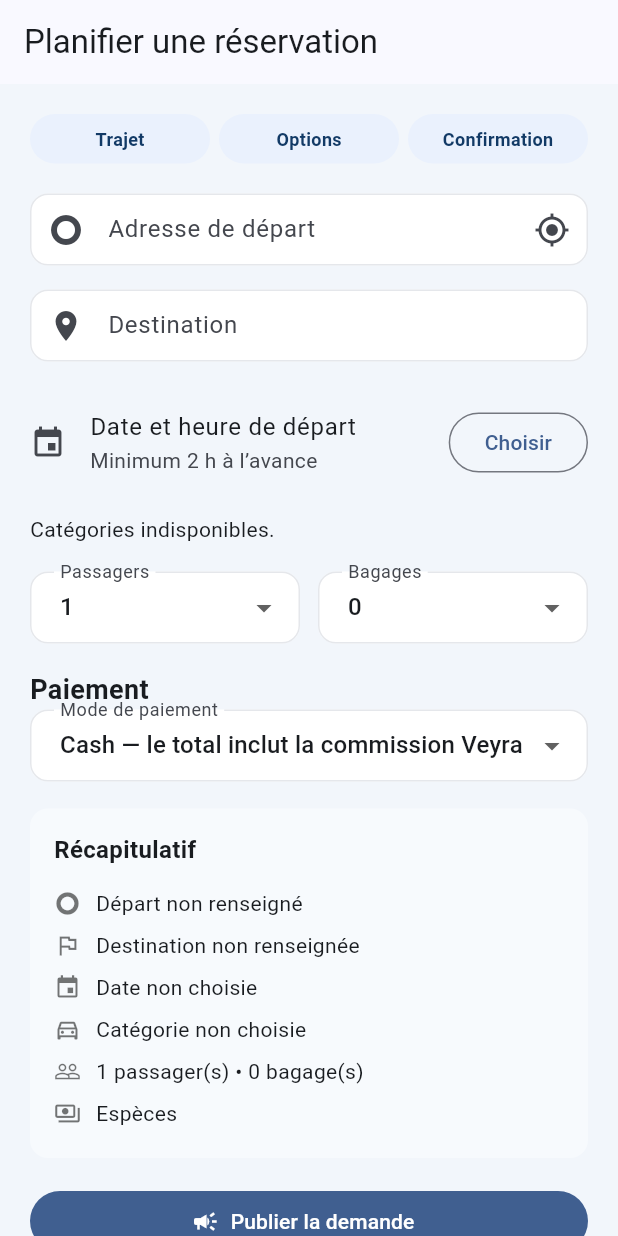
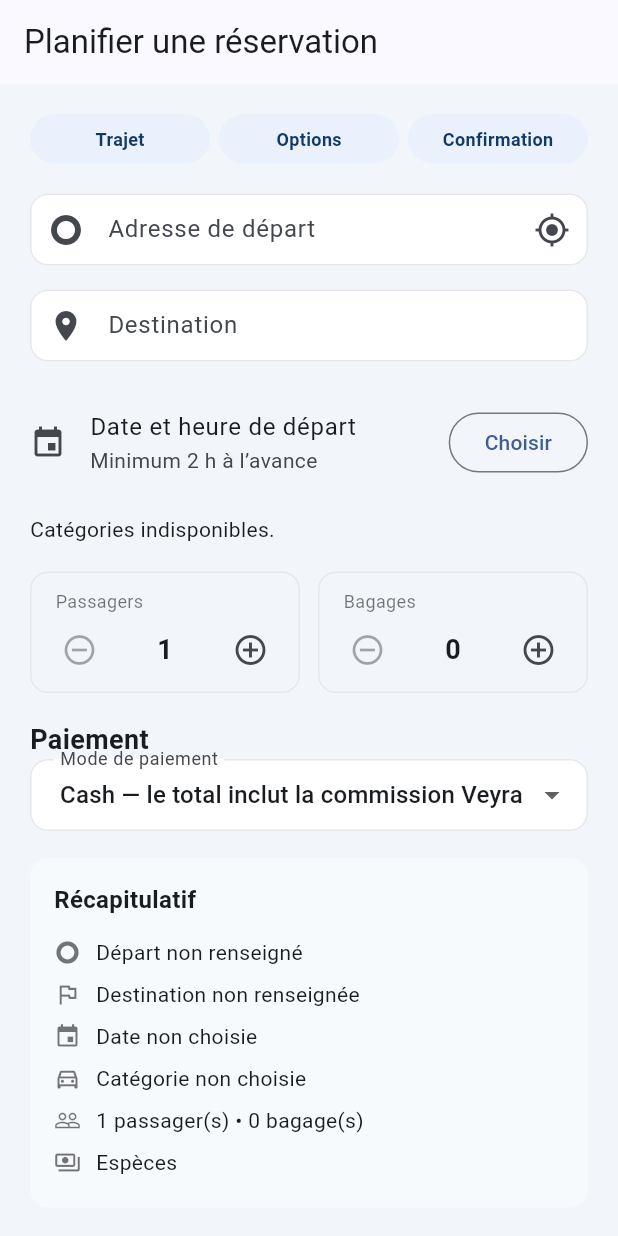
Before and after one commit to fellimohamed22-source/Veyra, a Flutter app: the AddressScreen screen opened by its route, on a phone screen of 412 x 824 dp. Run offline on Flutter 3.47's test engine with Material 3 defaults, Android fonts, the phone set to English and light mode, and no system bars; our stand-ins replace dio, file_picker, firebase_core, firebase_messaging, flutter_map, flutter_secure_storage and 3 more; missing offline and left inert: flutter_stripe; accounts and stored records are empty; network calls fail.

Commit message:
feat(client): replace passenger/baggage dropdowns with steppers, section 5 gap
Continuing the MISSION audit (section 5, booking creation): 'prefer
mobile steppers rather than awkward dropdowns' for passengers/baggage
is explicit and was still unaddressed -- both fields were still
DropdownButtonFormField<int>, confirmed by re-checking after the
parallel session's own section-5-adjacent work (recap card, section
map) to make sure this specific item hadn't already been covered.

New _CountStepper: bounded +/- counter (passengers 1-8, baggage 0-6,
same ranges the dropdowns already used), buttons properly disabled at
the min/max boundary rather than silently doing nothing, 48dp touch
targets per section 20's explicit minimum, and tooltips on both
buttons (same accessibility gap class already fixed once this session
for the star-rating widget -- applied proactively here rather than
found later).

NOT run in this environment (no Flutter SDK) -- brace/paren balance
and full-file duplicate-key scan (168 keys, zero dupes -- the jump
from the previous 152 accounts for the parallel session's own recent
app_locale.dart additions, confirmed via git log, not a miscount)
checked manually; relies on mobile-ci.yml.

```diff
--- a/mobile-client/lib/app_locale.dart
+++ b/mobile-client/lib/app_locale.dart
@@ -108,6 +108,8 @@ class AppLocale {
     'Date et heure de départ': 'Departure date and time',
     'Minimum 2 h à l’avance': 'At least 2 hours ahead',
     'Passagers': 'Passengers',
+    'Diminuer': 'Decrease',
+    'Augmenter': 'Increase',
     'Bagages': 'Luggage',
     'Catégorie de véhicule': 'Vehicle category',
     'Catégories indisponibles.': 'Categories unavailable.',
--- a/mobile-client/lib/main.dart
+++ b/mobile-client/lib/main.dart
@@ -680,6 +680,60 @@ class _RecapLine extends StatelessWidget{
   );
 }
 
+/// Stepper mobile pour un compteur borné (passagers/bagages) -- remplace
+/// les DropdownButtonFormField précédents, explicitement demandé par la
+/// mission UX (section 5 : "prefer mobile steppers rather than awkward
+/// dropdowns"). Boutons +/- de 48dp (section 20 : cible tactile
+/// minimale confortable), désactivés proprement aux bornes plutôt que
+/// de permettre un dépassement silencieux.
+class _CountStepper extends StatelessWidget{
+  final String label;
+  final int value;
+  final int min;
+  final int max;
+  final ValueChanged<int> onChanged;
+  const _CountStepper({
+    required this.label,
+    required this.value,
+    required this.min,
+    required this.max,
+    required this.onChanged,
+  });
+
+  @override Widget build(BuildContext context)=>Container(
+    decoration:BoxDecoration(
+      border:Border.all(color:const Color(0xFFE5E7EB)),
+      borderRadius:BorderRadius.circular(VeyraRadius.md),
+    ),
+    padding:const EdgeInsets.symmetric(horizontal:8,vertical:4),
+    child:Column(crossAxisAlignment:CrossAxisAlignment.start,children:[
+      Padding(
+        padding:const EdgeInsets.only(left:8,top:6),
+        child:Text(label,style:const TextStyle(fontSize:12,color:Colors.black54)),
+      ),
+      Row(mainAxisAlignment:MainAxisAlignment.spaceBetween,children:[
+        SizedBox(
+          width:48,height:48,
+          child:IconButton(
+            onPressed:value>min?()=>onChanged(value-1):null,
+            icon:const Icon(Icons.remove_circle_outline),
+            tooltip:t('Diminuer'),
+          ),
+        ),
+        Text('$value',style:const TextStyle(fontSize:18,fontWeight:FontWeight.w600)),
+        SizedBox(
+          width:48,height:48,
+          child:IconButton(
+            onPressed:value<max?()=>onChanged(value+1):null,
+            icon:const Icon(Icons.add_circle_outline),
+            tooltip:t('Augmenter'),
+          ),
+        ),
+      ]),
+    ]),
+  );
+}
+
 class AddressScreen extends StatefulWidget{
   const AddressScreen({super.key});
   @override State<AddressScreen> createState()=>_AddressScreenState();
@@ -971,18 +1025,20 @@ class _AddressScreenState extends State<AddressScreen>{
       ),
       const SizedBox(height:18),
       Row(children:[
-        Expanded(child:DropdownButtonFormField<int>(
-          initialValue:passengerCount,
-          decoration:InputDecoration(labelText:t('Passagers')),
-          items:List.generate(8,(i)=>DropdownMenuItem(value:i+1,child:Text('${i+1}'))),
-          onChanged:(v){if(v!=null)setState(()=>passengerCount=v);},
+        Expanded(child:_CountStepper(
+          label:t('Passagers'),
+          value:passengerCount,
+          min:1,
+          max:8,
+          onChanged:(v)=>setState(()=>passengerCount=v),
         )),
         const SizedBox(width:12),
-        Expanded(child:DropdownButtonFormField<int>(
-          initialValue:baggageCount,
-          decoration:InputDecoration(labelText:t('Bagages')),
-          items:List.generate(7,(i)=>DropdownMenuItem(value:i,child:Text('$i'))),
-          onChanged:(v){if(v!=null)setState(()=>baggageCount=v);},
+        Expanded(child:_CountStepper(
+          label:t('Bagages'),
+          value:baggageCount,
+          min:0,
+          max:6,
+          onChanged:(v)=>setState(()=>baggageCount=v),
         )),
       ]),
       const SizedBox(height:18),
```
